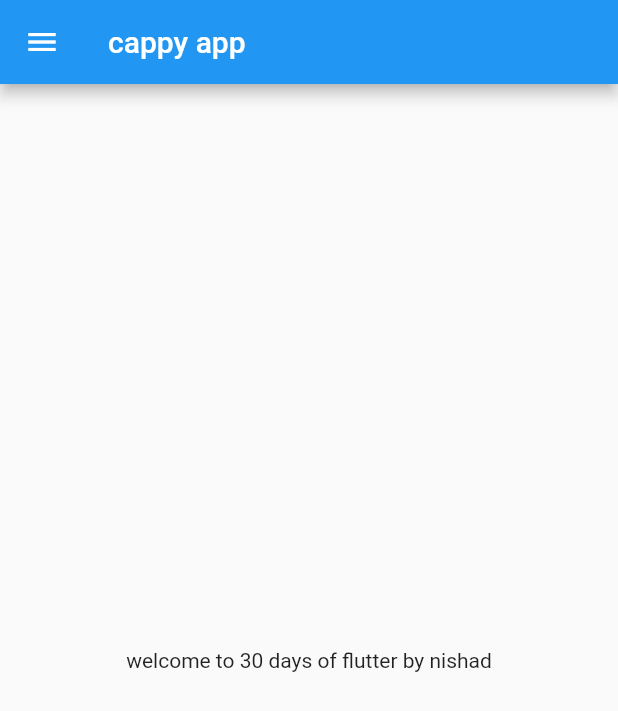
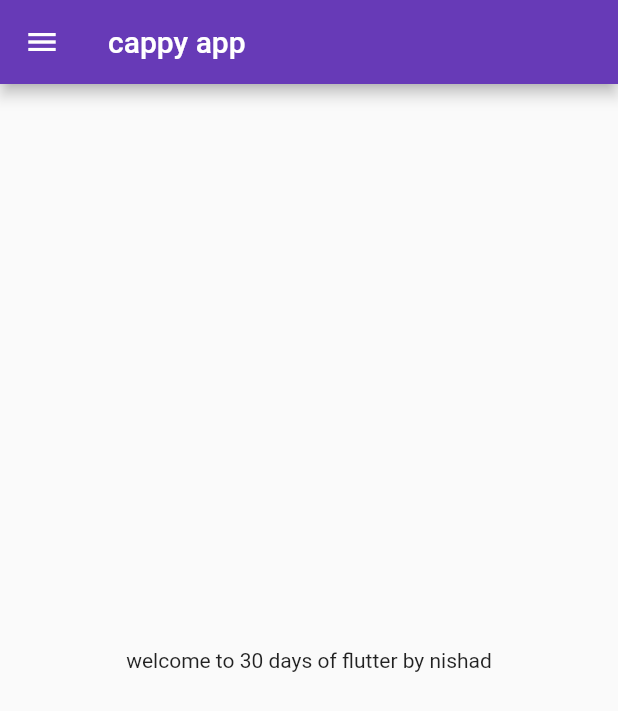
Before and after one commit to Nishad-007/30daysofFlutter, a Flutter app: the screen it shows after launch, on a phone screen of 412 x 824 dp. Shown: the top 711 px of the screen. Run offline on Flutter 3.47's test engine with Material 2 defaults, Android fonts, the phone set to English and light mode, and no system bars.

Commit message:
day 3 complete

```diff
--- a/lib/main.dart
+++ b/lib/main.dart
@@ -1,18 +1,24 @@
 import 'package:flutter/material.dart';
-import 'package:flutter_app3/home_page.dart';
+import 'package:flutter_app3/pages/home_page.dart';
+import 'package:flutter_app3/pages/login_page.dart';
 
 void main() {
   runApp(MyApp());
 }
 
 class MyApp extends StatelessWidget {
-
   @override
   Widget build(BuildContext context) {
-
-
     return MaterialApp(
-      home: Homepage(),
+      themeMode: ThemeMode.light,
+      theme: ThemeData(primarySwatch: Colors.deepPurple),
+      darkTheme: ThemeData(brightness: Brightness.dark),
+      initialRoute: "/home",
+      routes: {
+        "/": (context) => loginPage(),
+        "/login": (context) => loginPage(),
+        "/home": (context) => Homepage(),
+      },
     );
   }
 }
```
Also changed, not shown: lib/pages/login_page.dart (added, +17 -0 lines), lib/pages/home_page.dart (renamed from lib/home_page.dart).
